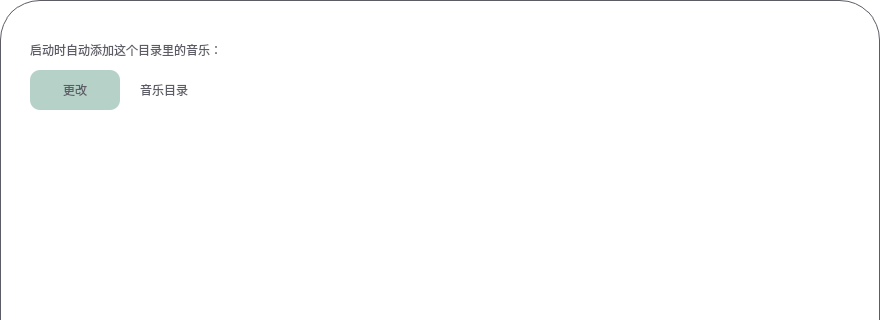
First picture: the form in widget.ui, repository whdicu/OnePlayer, before the edit; both pictures show x 0 to 880 and y 0 to 320 of the 880 by 529 pixel window.
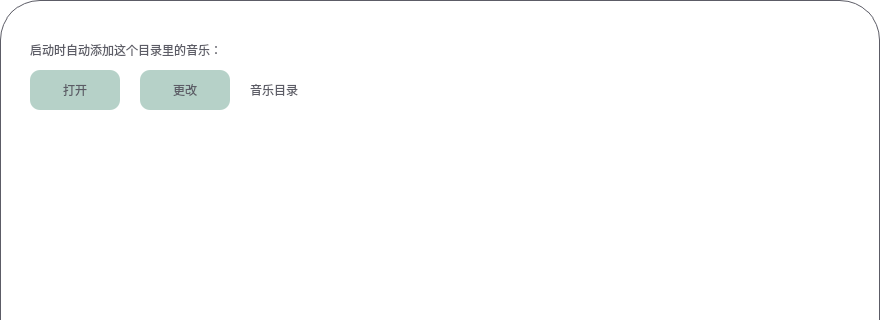
Second picture: the form after the edit. The open tabs and pages were chosen to show the change. Icons and pictures are not drawn. Custom widgets are drawn as their Qt base class.

Commit message: 1.设置页面新增打开音乐目录按钮

```diff
--- a/widget.ui
+++ b/widget.ui
@@ -59,9 +59,6 @@
 }
 
 
-
-
-
 #scrollArea {
 	background-color: white;
 	border: none;
@@ -138,7 +135,8 @@
 	color: #5c5c66;
 }
 
-#btn_change_dir {
+#btn_change_dir,
+#btn_open_dir {
 	color: #5c5c66;
 	background-color: #b6d1c8;
 	border-radius: 10px;
@@ -597,7 +595,7 @@
       <widget class="QPushButton" name="btn_change_dir">
        <property name="geometry">
         <rect>
-         <x>30</x>
+         <x>140</x>
          <y>70</y>
          <width>90</width>
          <height>40</height>
@@ -618,9 +616,9 @@
       <widget class="QLabel" name="label_dir">
        <property name="geometry">
         <rect>
-         <x>140</x>
+         <x>250</x>
          <y>70</y>
-         <width>690</width>
+         <width>580</width>
          <height>40</height>
         </rect>
        </property>
@@ -633,6 +631,27 @@
         <string>音乐目录</string>
        </property>
       </widget>
+      <widget class="QPushButton" name="btn_open_dir">
+       <property name="geometry">
+        <rect>
+         <x>30</x>
+         <y>70</y>
+         <width>90</width>
+         <height>40</height>
+        </rect>
+       </property>
+       <property name="font">
+        <font>
+         <family>.萍方-简0</family>
+        </font>
+       </property>
+       <property name="cursor">
+        <cursorShape>PointingHandCursor</cursorShape>
+       </property>
+       <property name="text">
+        <string>打开</string>
+       </property>
+      </widget>
      </widget>
      <widget class="QWidget" name="p">
       <widget class="QLabel" name="label_mask">
```
The commit also changes 2 other files.
